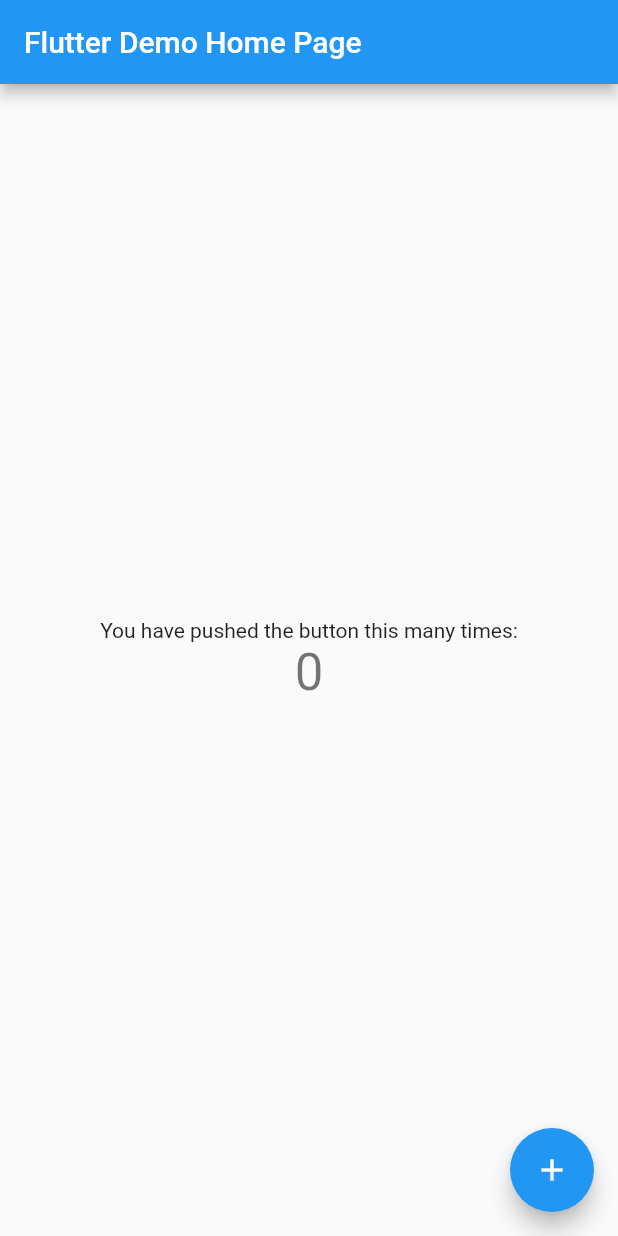
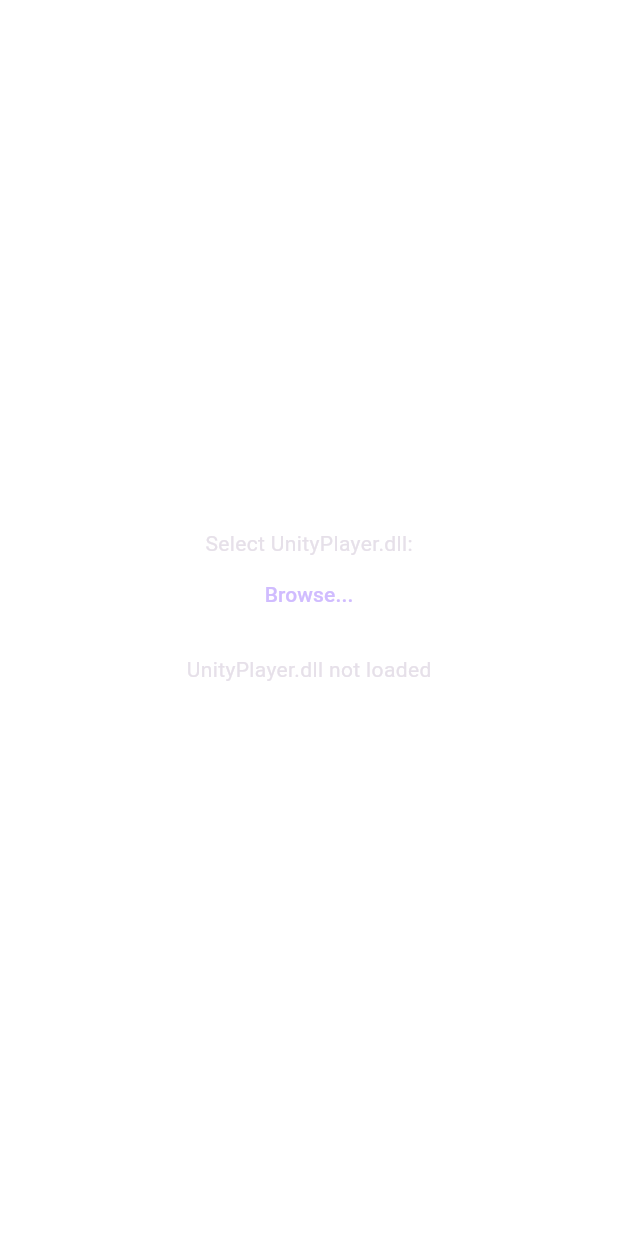
Before and after one commit to LynoDesu/gris-ultrawide-patcher, a Flutter app: the screen it shows after launch, on a phone screen of 412 x 824 dp. Run offline on Flutter 3.47's test engine with Material 2 defaults, Android fonts, the phone set to English and light mode, and no system bars; our stand-ins replace file_picker; missing offline and left inert: flutter_acrylic.

Commit message:
Added basic UI and file loading

```diff
--- a/lib/main.dart
+++ b/lib/main.dart
@@ -1,6 +1,19 @@
+import 'dart:io';
+import 'dart:typed_data';
+
+import 'package:file_picker/file_picker.dart';
 import 'package:flutter/material.dart';
+import 'package:flutter_acrylic/flutter_acrylic.dart';
+import 'package:gris_ultrawide_patcher/file_patcher.dart';
 
-void main() {
+Future<void> main() async {
+  WidgetsFlutterBinding.ensureInitialized();
+  await Window.initialize();
+  await Window.setEffect(
+    effect: WindowEffect.aero,
+    color: Colors.black.withOpacity(0.3),
+  );
+
   runApp(const MyApp());
 }
 
@@ -13,6 +26,8 @@ class MyApp extends StatelessWidget {
     return MaterialApp(
       title: 'Flutter Demo',
       theme: ThemeData(
+        brightness: Brightness.dark,
+        useMaterial3: true,
         // This is the theme of your application.
         //
         // Try running your application with "flutter run". You'll see the
@@ -22,94 +37,97 @@ class MyApp extends StatelessWidget {
         // or simply save your changes to "hot reload" in a Flutter IDE).
         // Notice that the counter didn't reset back to zero; the application
         // is not restarted.
-        primarySwatch: Colors.blue,
+        primarySwatch: Colors.green,
       ),
-      home: const MyHomePage(title: 'Flutter Demo Home Page'),
+      home: const MyHomePage(),
     );
   }
 }
 
 class MyHomePage extends StatefulWidget {
-  const MyHomePage({super.key, required this.title});
-
-  // This widget is the home page of your application. It is stateful, meaning
-  // that it has a State object (defined below) that contains fields that affect
-  // how it looks.
-
-  // This class is the configuration for the state. It holds the values (in this
-  // case the title) provided by the parent (in this case the App widget) and
-  // used by the build method of the State. Fields in a Widget subclass are
-  // always marked "final".
-
-  final String title;
+  const MyHomePage({super.key});
 
   @override
   State<MyHomePage> createState() => _MyHomePageState();
 }
 
 class _MyHomePageState extends State<MyHomePage> {
-  int _counter = 0;
-
-  void _incrementCounter() {
-    setState(() {
-      // This call to setState tells the Flutter framework that something has
-      // changed in this State, which causes it to rerun the build method below
-      // so that the display can reflect the updated values. If we changed
-      // _counter without calling setState(), then the build method would not be
-      // called again, and so nothing would appear to happen.
-      _counter++;
-    });
-  }
+  late File _file;
+  DllStatus _dllStatus = DllStatus.notLoaded;
 
   @override
   Widget build(BuildContext context) {
-    // This method is rerun every time setState is called, for instance as done
-    // by the _incrementCounter method above.
-    //
-    // The Flutter framework has been optimized to make rerunning build methods
-    // fast, so that you can just rebuild anything that needs updating rather
-    // than having to individually change instances of widgets.
     return Scaffold(
-      appBar: AppBar(
-        // Here we take the value from the MyHomePage object that was created by
-        // the App.build method, and use it to set our appbar title.
-        title: Text(widget.title),
-      ),
+      backgroundColor: Colors.transparent,
       body: Center(
-        // Center is a layout widget. It takes a single child and positions it
-        // in the middle of the parent.
         child: Column(
-          // Column is also a layout widget. It takes a list of children and
-          // arranges them vertically. By default, it sizes itself to fit its
-          // children horizontally, and tries to be as tall as its parent.
-          //
-          // Invoke "debug painting" (press "p" in the console, choose the
-          // "Toggle Debug Paint" action from the Flutter Inspector in Android
-          // Studio, or the "Toggle Debug Paint" command in Visual Studio Code)
-          // to see the wireframe for each widget.
-          //
-          // Column has various properties to control how it sizes itself and
-          // how it positions its children. Here we use mainAxisAlignment to
-          // center the children vertically; the main axis here is the vertical
-          // axis because Columns are vertical (the cross axis would be
-          // horizontal).
           mainAxisAlignment: MainAxisAlignment.center,
           children: <Widget>[
-            const Text(
-              'You have pushed the button this many times:',
+            const Text("Select UnityPlayer.dll:"),
+            Row(
+              mainAxisAlignment: MainAxisAlignment.center,
+              children: [
+                //TextField(),
+                TextButton(
+                  onPressed: () => _pickGrisDll(),
+                  child: const Text("Browse..."),
+                ),
+              ],
             ),
-            Text(
-              '$_counter',
-              style: Theme.of(context).textTheme.headlineMedium,
-            ),
+            buildStatus(),
           ],
         ),
       ),
-      floatingActionButton: FloatingActionButton(
-        onPressed: _incrementCounter,
-        tooltip: 'Increment',
-        child: const Icon(Icons.add),
-      ), // This trailing comma makes auto-formatting nicer for build methods.
+    );
+  }
+
+  Future<void> _pickGrisDll() async {
+    FilePickerResult? result = await FilePicker.platform.pickFiles(
+      dialogTitle: "Choose UnityPlayer.dll",
+      type: FileType.custom,
+      allowedExtensions: ["dll"],
+    );
+
+    if (result != null) {
+      _file = File(result.files.single.path!);
+
+      _dllStatus = await FilePatcher.getFileStatus(_file);
+
+      setState(() {
+        _dllStatus;
+      });
+    } else {
+      // User canceled the picker
+    }
+  }
+
+  Widget buildStatus() {
+    String statusText;
+
+    switch (_dllStatus) {
+      case DllStatus.notLoaded:
+        statusText = "UnityPlayer.dll not loaded";
+        break;
+      case DllStatus.unpatched:
+        statusText = "UnityPlayer.dll is ready for ultra-wide patching!";
+        break;
+      case DllStatus.patched1080:
+        statusText =
+            "UnityPlayer.dll appears to be patched with 2560x1080 resolution";
+        break;
+      case DllStatus.patched1440:
+        statusText =
+            "UnityPlayer.dll appears to be patched with 3440x1440 resolution";
+        break;
+      default:
+        statusText =
+            "Unable to determine status of UnityPlayer.dll. Is this the correct file?";
+        break;
+    }
+
+    return Padding(
+      padding: const EdgeInsets.all(16.0),
+      child: Text(statusText),
     );
   }
 }
--- a/pubspec.yaml
+++ b/pubspec.yaml
@@ -35,6 +35,8 @@ dependencies:
   # The following adds the Cupertino Icons font to your application.
   # Use with the CupertinoIcons class for iOS style icons.
   cupertino_icons: ^1.0.2
+  flutter_acrylic: ^1.1.2
+  file_picker: ^5.2.7
 
 dev_dependencies:
   flutter_test:
```
Also changed, not shown: lib/file_patcher.dart (added, +105 -0 lines), pubspec.lock, 11 other files.
